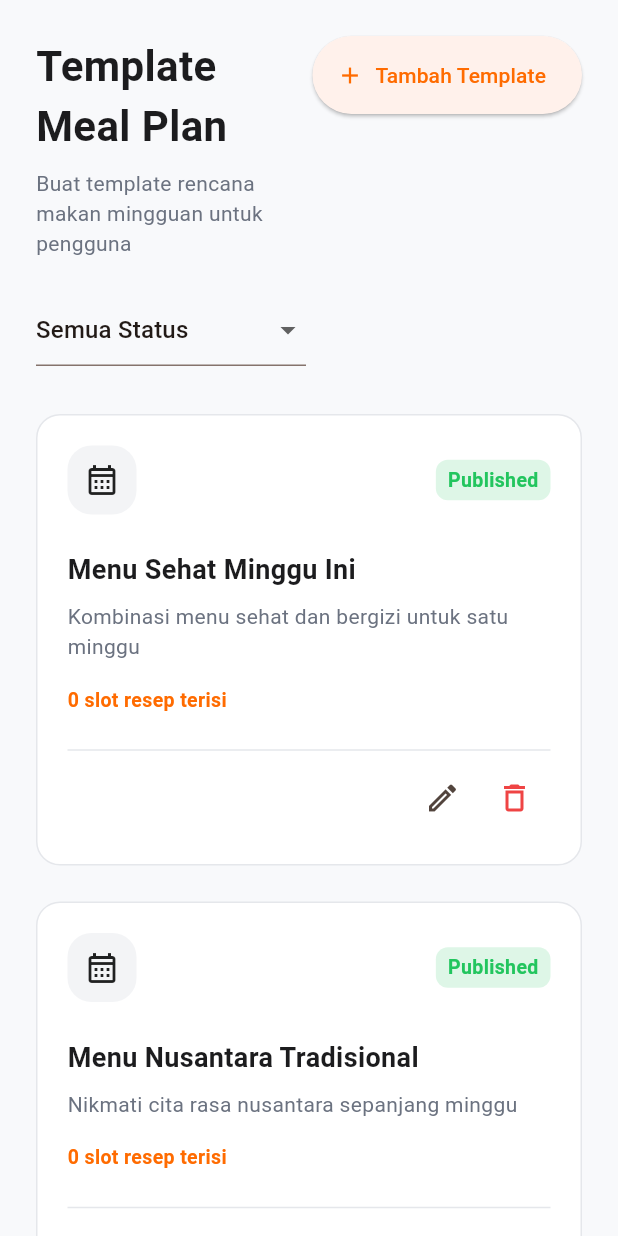
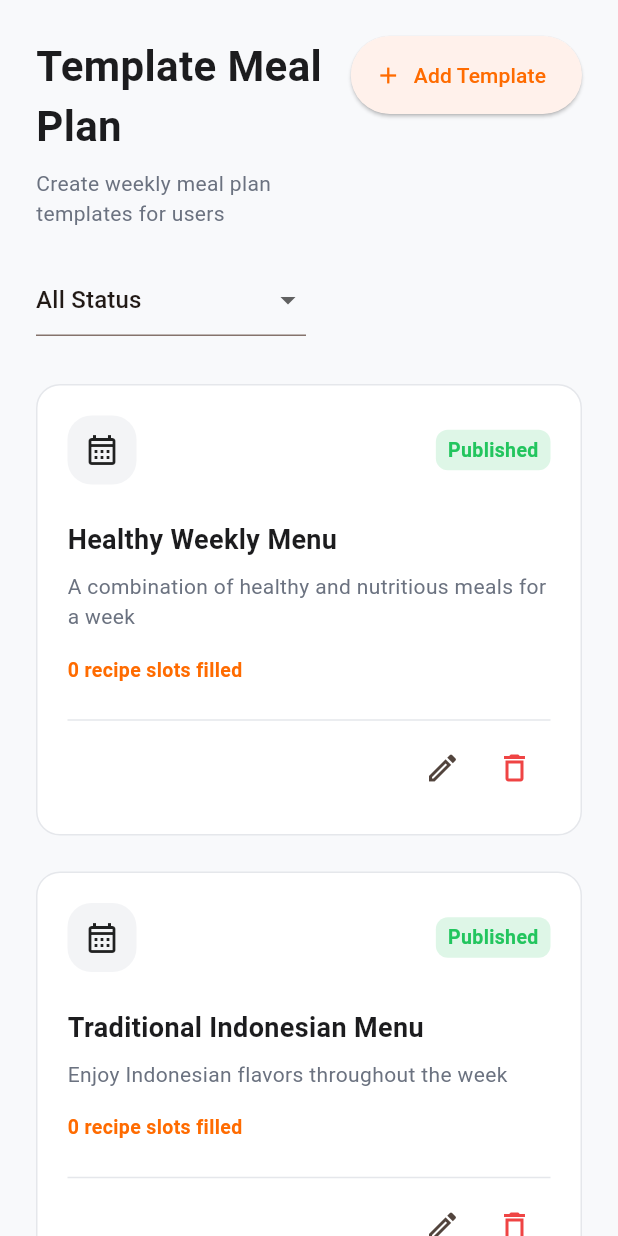
Before and after one commit to rafifaiz12/Recipe-Flutter-Project-Admin, a Flutter app: the MealPlanPage widget shown alone on an empty page, opened directly, on a phone screen of 412 x 824 dp. Run offline on Flutter 3.47's test engine with Material 3 defaults, Android fonts, the phone set to English and light mode, and no system bars.

Commit message:
ngerubah bahasa inggris meal plan

```diff
--- a/lib/pages/meal_plan/meal_plan_page.dart
+++ b/lib/pages/meal_plan/meal_plan_page.dart
@@ -15,31 +15,31 @@ class _MealPlanPageState extends State<MealPlanPage> {
   final List<Map<String, dynamic>> _templates = [
     {
       'id': 'template_001',
-      'name': 'Menu Sehat Minggu Ini',
-      'description': 'Kombinasi menu sehat dan bergizi untuk satu minggu',
+      'name': 'Healthy Weekly Menu',
+      'description': 'A combination of healthy and nutritious meals for a week',
       'status': 'published',
       'mealPlan': <String, Map<String, String?>>{},
     },
     {
       'id': 'template_002',
-      'name': 'Menu Nusantara Tradisional',
-      'description': 'Nikmati cita rasa nusantara sepanjang minggu',
+      'name': 'Traditional Indonesian Menu',
+      'description': 'Enjoy Indonesian flavors throughout the week',
       'status': 'published',
       'mealPlan': <String, Map<String, String?>>{},
     },
     {
       'id': 'template_003',
-      'name': 'Menu Western Favorit',
-      'description': 'Menu western yang mudah dibuat di rumah',
+      'name': 'Favorite Western Menu',
+      'description': 'Easy-to-make western dishes at home',
       'status': 'draft',
       'mealPlan': <String, Map<String, String?>>{},
     },
   ];
 
-  String _selectedStatus = 'Semua Status';
+  String _selectedStatus = 'All Status';
 
   List<Map<String, dynamic>> get _filteredTemplates {
-    if (_selectedStatus == 'Semua Status') {
+    if (_selectedStatus == 'All Status') {
       return _templates;
     }
 
@@ -99,8 +99,8 @@ class _MealPlanPageState extends State<MealPlanPage> {
                 isExpanded: true,
                 items: const [
                   DropdownMenuItem(
-                    value: 'Semua Status',
-                    child: Text('Semua Status'),
+                    value: 'All Status',
+                    child: Text('All Status'),
                   ),
                   DropdownMenuItem(
                     value: 'Published',
@@ -139,7 +139,7 @@ class _MealPlanPageState extends State<MealPlanPage> {
               Text('Template Meal Plan', style: AppTextStyles.h1),
               const SizedBox(height: AppSizes.spaceS),
               Text(
-                'Buat template rencana makan mingguan untuk pengguna',
+                'Create weekly meal plan templates for users',
                 style: AppTextStyles.bodySecondary,
               ),
             ],
@@ -150,7 +150,7 @@ class _MealPlanPageState extends State<MealPlanPage> {
           child: ElevatedButton.icon(
             onPressed: () => _openForm(),
             icon: const Icon(Icons.add),
-            label: const Text('Tambah Template'),
+            label: const Text('Add Template'),
           ),
         ),
       ],
@@ -196,12 +196,12 @@ class _MealPlanPageState extends State<MealPlanPage> {
           Text(
             (template['description'] as String?)?.isNotEmpty == true
                 ? template['description'] as String
-                : 'Tidak ada deskripsi',
+                : 'No description available',
             style: AppTextStyles.bodySecondary,
           ),
           const SizedBox(height: AppSizes.spaceM),
           Text(
-            '$mealCount slot resep terisi',
+            '$mealCount recipe slots filled',
             style: AppTextStyles.caption.copyWith(
               color: AppColors.primary,
               fontWeight: FontWeight.w600,
--- a/lib/pages/meal_plan/widgets/meal_plan_form_dialog.dart
+++ b/lib/pages/meal_plan/widgets/meal_plan_form_dialog.dart
@@ -22,19 +22,19 @@ class _MealPlanFormDialogState extends State<MealPlanFormDialog> {
   String _status = 'draft';
 
   final List<String> _days = const [
-    'Senin',
-    'Selasa',
-    'Rabu',
-    'Kamis',
-    'Jumat',
-    'Sabtu',
-    'Minggu',
+    'Monday',
+    'Tuesday',
+    'Wednesday',
+    'Thursday',
+    'Friday',
+    'Saturday',
+    'Sunday',
   ];
 
   final List<String> _mealTypes = const [
-    'Sarapan',
-    'Makan Siang',
-    'Makan Malam',
+    'Breakfast',
+    'Lunch',
+    'Dinner',
   ];
 
   final Map<String, Map<String, String?>> _mealPlan = {};
@@ -60,9 +60,9 @@ class _MealPlanFormDialogState extends State<MealPlanFormDialog> {
   void _initializeEmptyMealPlan() {
     for (final day in _days) {
       _mealPlan[day] = {
-        'Sarapan': null,
-        'Makan Siang': null,
-        'Makan Malam': null,
+        'Breakfast': null,
+        'Lunch': null,
+        'Dinner': null,
       };
     }
   }
@@ -164,14 +164,14 @@ class _MealPlanFormDialogState extends State<MealPlanFormDialog> {
                     _buildTopForm(),
                     const SizedBox(height: AppSizes.spaceL),
                     Text(
-                      'Rencana Makan Mingguan *',
+                      'Weekly Meal Plan *',
                       style: AppTextStyles.smallBold,
                     ),
                     const SizedBox(height: AppSizes.spaceS),
                     _buildMealPlanTable(),
                     const SizedBox(height: AppSizes.spaceS),
                     Text(
-                      'Klik "Pilih resep" untuk menambahkan resep ke slot waktu makan.',
+                      'Click "select recipe" to add a recipe to a meal slot.',
                       style: AppTextStyles.caption,
                     ),
                   ],
@@ -193,8 +193,8 @@ class _MealPlanFormDialogState extends State<MealPlanFormDialog> {
         children: [
           Text(
             widget.isEdit
-                ? 'Edit Template Meal Plan'
-                : 'Tambah Template Meal Plan',
+                ? 'Edit Meal Plan Template'
+                : 'Add Meal Plan Template',
             style: AppTextStyles.h2,
           ),
           const Spacer(),
@@ -216,12 +216,12 @@ class _MealPlanFormDialogState extends State<MealPlanFormDialog> {
           child: Column(
             crossAxisAlignment: CrossAxisAlignment.start,
             children: [
-              Text('Nama Template *', style: AppTextStyles.smallBold),
+              Text('Template Name *', style: AppTextStyles.smallBold),
               const SizedBox(height: AppSizes.spaceS),
               TextField(
                 controller: _nameController,
                 decoration: const InputDecoration(
-                  hintText: 'Contoh: Menu Sehat Minggu Ini',
+                  hintText: 'Example : Healthy Menu This Week',
                 ),
               ),
             ],
@@ -285,10 +285,10 @@ class _MealPlanFormDialogState extends State<MealPlanFormDialog> {
               ),
               child: const Row(
                 children: [
-                  Expanded(flex: 1, child: Text('Hari')),
-                  Expanded(flex: 2, child: Text('Sarapan')),
-                  Expanded(flex: 2, child: Text('Makan Siang')),
-                  Expanded(flex: 2, child: Text('Makan Malam')),
+                  Expanded(flex: 1, child: Text('Day')),
+                  Expanded(flex: 2, child: Text('Breakfast')),
+                  Expanded(flex: 2, child: Text('Lunch')),
+                  Expanded(flex: 2, child: Text('Dinner')),
                 ],
               ),
             ),
@@ -347,12 +347,12 @@ class _MealPlanFormDialogState extends State<MealPlanFormDialog> {
         children: [
           OutlinedButton(
             onPressed: () => Navigator.pop(context),
-            child: const Text('Batal'),
+            child: const Text('Cancel'),
           ),
           const SizedBox(width: AppSizes.spaceM),
           ElevatedButton(
             onPressed: _submit,
-            child: Text(widget.isEdit ? 'Simpan Perubahan' : 'Tambah Template'),
+            child: Text(widget.isEdit ? 'Save Changes' : 'Add Template'),
           ),
         ],
       ),
@@ -396,7 +396,7 @@ class _MealSlotButton extends StatelessWidget {
             children: [
               Expanded(
                 child: Text(
-                  _hasRecipe ? recipeName! : 'Pilih resep',
+                  _hasRecipe ? recipeName! : 'Choose Recipe',
                   textAlign: TextAlign.center,
                   maxLines: 1,
                   overflow: TextOverflow.ellipsis,
--- a/lib/pages/meal_plan/widgets/recipe_picker_dialog.dart
+++ b/lib/pages/meal_plan/widgets/recipe_picker_dialog.dart
@@ -66,7 +66,7 @@ class _RecipePickerDialogState extends State<RecipePickerDialog> {
               padding: const EdgeInsets.all(AppSizes.paddingL),
               child: Row(
                 children: [
-                  Text('Pilih Resep', style: AppTextStyles.h2),
+                  Text('Choose Recipe', style: AppTextStyles.h2),
                   const Spacer(),
                   IconButton(
                     onPressed: () => Navigator.pop(context),
@@ -87,7 +87,7 @@ class _RecipePickerDialogState extends State<RecipePickerDialog> {
                 },
                 decoration: const InputDecoration(
                   prefixIcon: Icon(Icons.search),
-                  hintText: 'Cari resep...',
+                  hintText: 'Find recipe...',
                 ),
               ),
             ),
@@ -95,7 +95,7 @@ class _RecipePickerDialogState extends State<RecipePickerDialog> {
               child: recipes.isEmpty
                   ? Center(
                 child: Text(
-                  'Resep tidak ditemukan.',
+                  'Recipe not found.',
                   style: AppTextStyles.bodySecondary,
                 ),
               )
```
